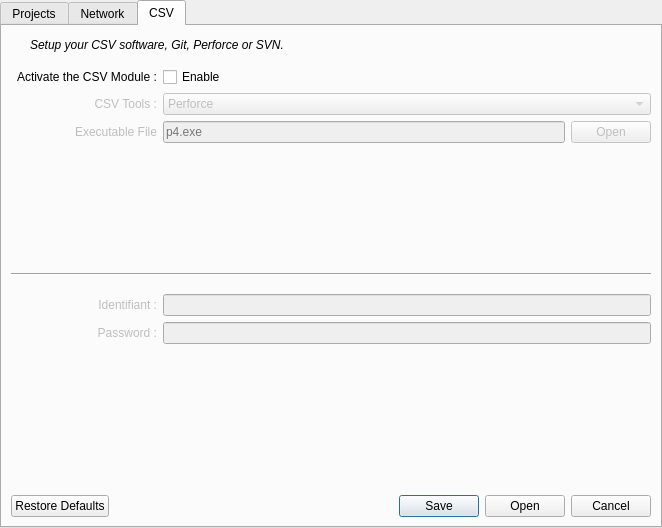
The window that BatchLightUE4/Views/WindowsSetupView.ui (shenyu0403/BatchBuildLightUE4) describes before a commit, drawn with Qt 5.
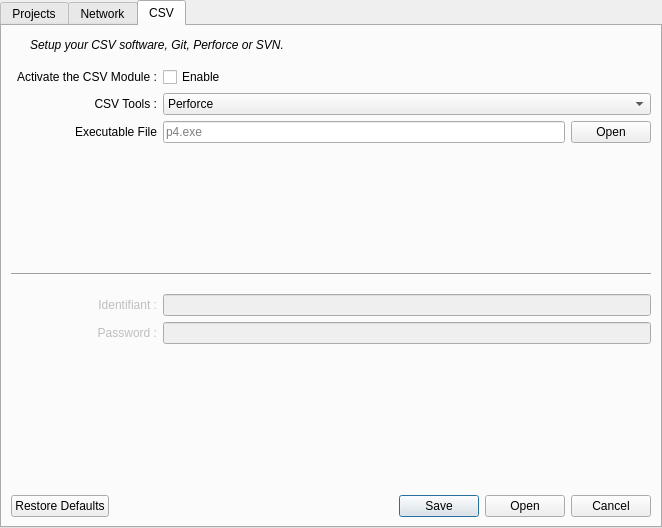
The same window after the commit. The open tabs and pages were chosen to show the change. Icons and pictures are not drawn.

Commit message: WIP - Update the CSV tab.

```diff
--- a/BatchLightUE4/Views/WindowsSetupView.ui
+++ b/BatchLightUE4/Views/WindowsSetupView.ui
@@ -20,7 +20,7 @@
    <string>TabWidget</string>
   </property>
   <property name="currentIndex">
-   <number>1</number>
+   <number>2</number>
   </property>
   <widget class="QWidget" name="Project">
    <attribute name="icon">
@@ -470,9 +470,6 @@
       </item>
       <item row="1" column="0">
        <widget class="QLabel" name="csv_label_name">
-        <property name="enabled">
-         <bool>false</bool>
-        </property>
         <property name="text">
          <string>CSV Tools :</string>
         </property>
@@ -503,9 +500,6 @@
       </item>
       <item row="1" column="1">
        <widget class="QComboBox" name="csv_comboBox">
-        <property name="enabled">
-         <bool>false</bool>
-        </property>
         <item>
          <property name="text">
           <string>Perforce</string>
@@ -540,9 +534,6 @@
        <layout class="QHBoxLayout" name="horizontalLayout_8">
         <item>
          <widget class="QLineEdit" name="csv_lineEdit_file">
-          <property name="enabled">
-           <bool>false</bool>
-          </property>
           <property name="placeholderText">
            <string>p4.exe</string>
           </property>
@@ -550,9 +541,6 @@
         </item>
         <item>
          <widget class="QPushButton" name="csv_pushButton_file">
-          <property name="enabled">
-           <bool>false</bool>
-          </property>
           <property name="text">
            <string>Open</string>
           </property>
@@ -569,9 +557,6 @@
       </item>
       <item row="2" column="0">
        <widget class="QLabel" name="csv_label_file">
-        <property name="enabled">
-         <bool>false</bool>
-        </property>
         <property name="text">
          <string>Executable File</string>
         </property>
```
The commit also changes 3 other files.
